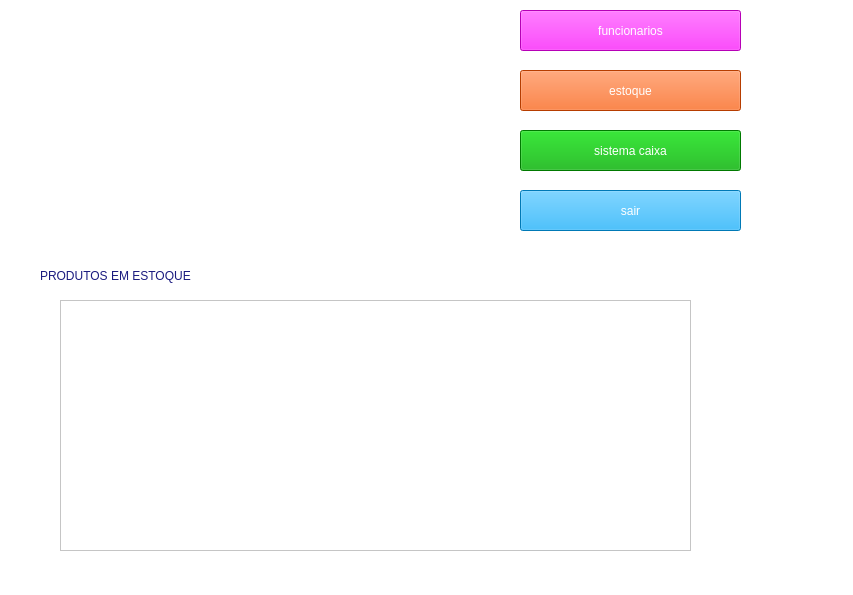
First picture: the form in tabela_estoque.ui, repository wellprograms/sistema_interface, before the edit.
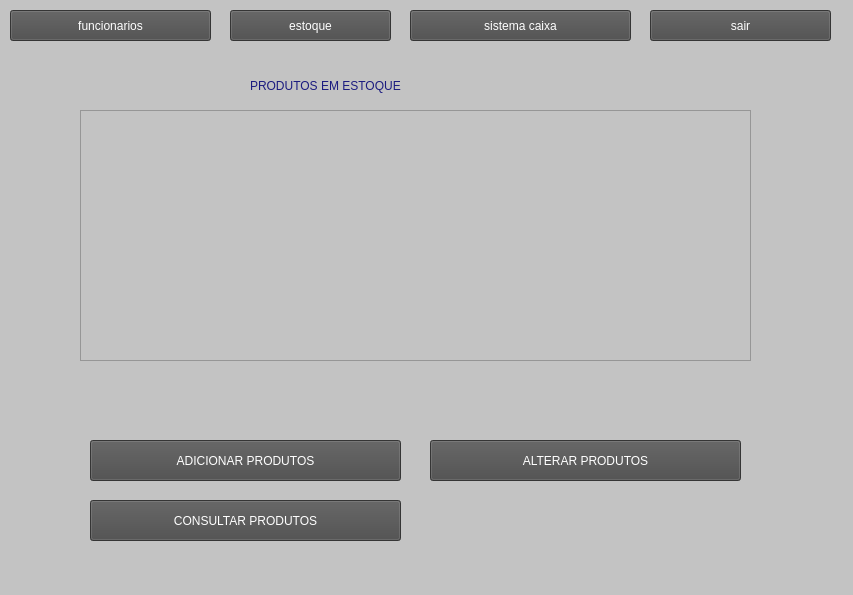
Second picture: the form after the edit. Icons and pictures are not drawn.

Patch:
```diff
--- a/tabela_estoque.ui
+++ b/tabela_estoque.ui
@@ -14,40 +14,23 @@
    <string>MainWindow</string>
   </property>
   <property name="styleSheet">
-   <string notr="true">background-color: rgb(255, 255, 255)
-</string>
+   <string notr="true">background-color: rgb(195, 195, 195)</string>
   </property>
   <widget class="QWidget" name="centralwidget">
    <property name="styleSheet">
     <string notr="true">color : rgb(195, 195, 195)</string>
    </property>
-   <widget class="QLabel" name="label">
-    <property name="geometry">
-     <rect>
-      <x>10</x>
-      <y>20</y>
-      <width>401</width>
-      <height>181</height>
-     </rect>
-    </property>
-    <property name="text">
-     <string/>
-    </property>
-    <property name="pixmap">
-     <pixmap>asconakids.png.jpg</pixmap>
-    </property>
-   </widget>
    <widget class="QPushButton" name="pushButton">
     <property name="geometry">
      <rect>
-      <x>520</x>
+      <x>10</x>
       <y>10</y>
-      <width>221</width>
-      <height>41</height>
+      <width>201</width>
+      <height>31</height>
      </rect>
     </property>
     <property name="styleSheet">
-     <string notr="true">background-color: rgb(255, 0, 255); color:#ffffff; 
+     <string notr="true">background-color: rgb(74, 74, 74); color:#ffffff; 
 font: 20pt &quot;a Aha Wow&quot;;
 </string>
     </property>
@@ -58,14 +41,14 @@
    <widget class="QPushButton" name="pushButton_2">
     <property name="geometry">
      <rect>
-      <x>520</x>
-      <y>70</y>
-      <width>221</width>
-      <height>41</height>
+      <x>230</x>
+      <y>10</y>
+      <width>161</width>
+      <height>31</height>
      </rect>
     </property>
     <property name="styleSheet">
-     <string notr="true">background-color: rgb(255, 85, 0); color:#ffffff; 
+     <string notr="true">background-color: rgb(74, 74, 74); color:#ffffff; 
 font: 20pt &quot;a Aha Wow&quot;;
 </string>
     </property>
@@ -76,14 +59,14 @@
    <widget class="QPushButton" name="pushButton_3">
     <property name="geometry">
      <rect>
-      <x>520</x>
-      <y>130</y>
+      <x>410</x>
+      <y>10</y>
       <width>221</width>
-      <height>41</height>
+      <height>31</height>
      </rect>
     </property>
     <property name="styleSheet">
-     <string notr="true">background-color: rgb(0, 170, 0); color:#ffffff; 
+     <string notr="true">background-color: rgb(74, 74, 74); color:#ffffff; 
 font: 20pt &quot;a Aha Wow&quot;;
 </string>
     </property>
@@ -94,14 +77,14 @@
    <widget class="QPushButton" name="pushButton_4">
     <property name="geometry">
      <rect>
-      <x>520</x>
-      <y>190</y>
-      <width>221</width>
-      <height>41</height>
+      <x>650</x>
+      <y>10</y>
+      <width>181</width>
+      <height>31</height>
      </rect>
     </property>
     <property name="styleSheet">
-     <string notr="true">background-color: rgb(0, 170, 255); color:#ffffff; 
+     <string notr="true">background-color: rgb(74, 74, 74); color:#ffffff; 
 font: 20pt &quot;a Aha Wow&quot;;
 </string>
     </property>
@@ -112,8 +95,8 @@
    <widget class="QLabel" name="label_2">
     <property name="geometry">
      <rect>
-      <x>40</x>
-      <y>250</y>
+      <x>250</x>
+      <y>60</y>
       <width>541</width>
       <height>51</height>
      </rect>
@@ -128,15 +111,72 @@
    <widget class="QTreeView" name="treeView">
     <property name="geometry">
      <rect>
-      <x>60</x>
-      <y>300</y>
-      <width>631</width>
+      <x>80</x>
+      <y>110</y>
+      <width>671</width>
       <height>251</height>
      </rect>
     </property>
     <property name="styleSheet">
      <string notr="true">color: rgb(0, 0, 0);
-font: 16pt &quot;a Aha Wow&quot;;</string>
+font: 12pt &quot;a Aha Wow&quot;;</string>
+    </property>
+    <property name="editTriggers">
+     <set>QAbstractItemView::NoEditTriggers</set>
+    </property>
+   </widget>
+   <widget class="QPushButton" name="pushButton_5">
+    <property name="geometry">
+     <rect>
+      <x>90</x>
+      <y>440</y>
+      <width>311</width>
+      <height>41</height>
+     </rect>
+    </property>
+    <property name="styleSheet">
+     <string notr="true">background-color: rgb(74, 74, 74); color:#ffffff; 
+font: 20pt &quot;a Aha Wow&quot;;
+</string>
+    </property>
+    <property name="text">
+     <string>ADICIONAR PRODUTOS</string>
+    </property>
+   </widget>
+   <widget class="QPushButton" name="pushButton_6">
+    <property name="geometry">
+     <rect>
+      <x>430</x>
+      <y>440</y>
+      <width>311</width>
+      <height>41</height>
+     </rect>
+    </property>
+    <property name="styleSheet">
+     <string notr="true">background-color: rgb(74, 74, 74); color:#ffffff; 
+font: 20pt &quot;a Aha Wow&quot;;
+</string>
+    </property>
+    <property name="text">
+     <string>ALTERAR PRODUTOS</string>
+    </property>
+   </widget>
+   <widget class="QPushButton" name="pushButton_7">
+    <property name="geometry">
+     <rect>
+      <x>90</x>
+      <y>500</y>
+      <width>311</width>
+      <height>41</height>
+     </rect>
+    </property>
+    <property name="styleSheet">
+     <string notr="true">background-color: rgb(74, 74, 74); color:#ffffff; 
+font: 20pt &quot;a Aha Wow&quot;;
+</string>
+    </property>
+    <property name="text">
+     <string>CONSULTAR PRODUTOS</string>
     </property>
    </widget>
   </widget>
```
